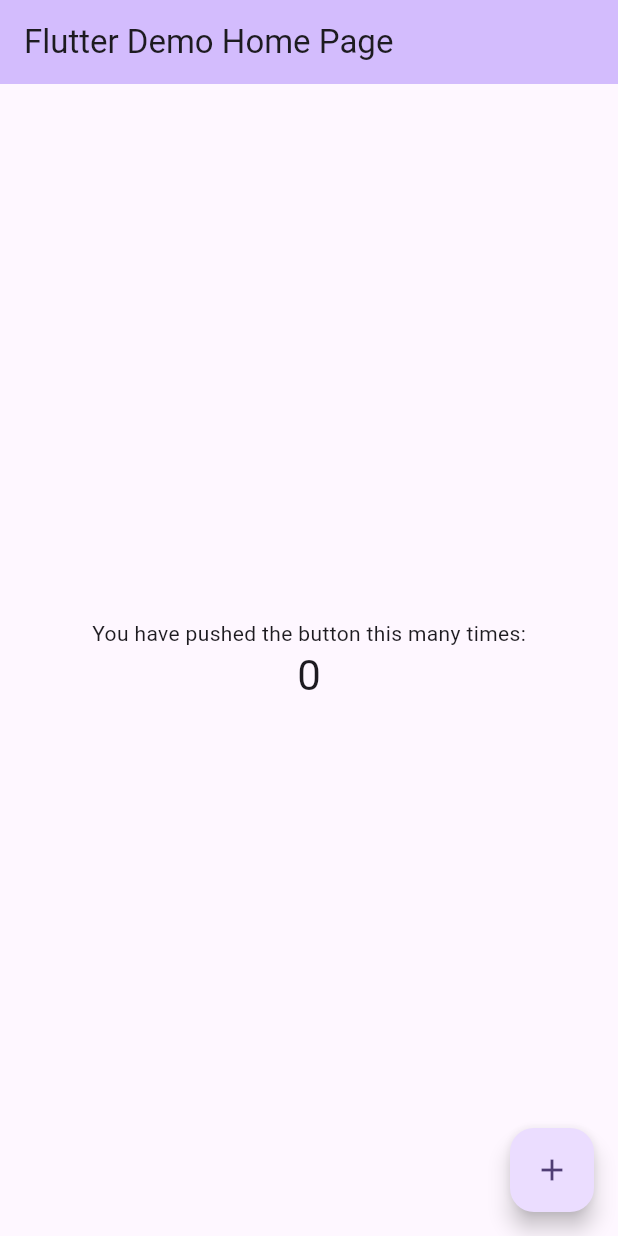
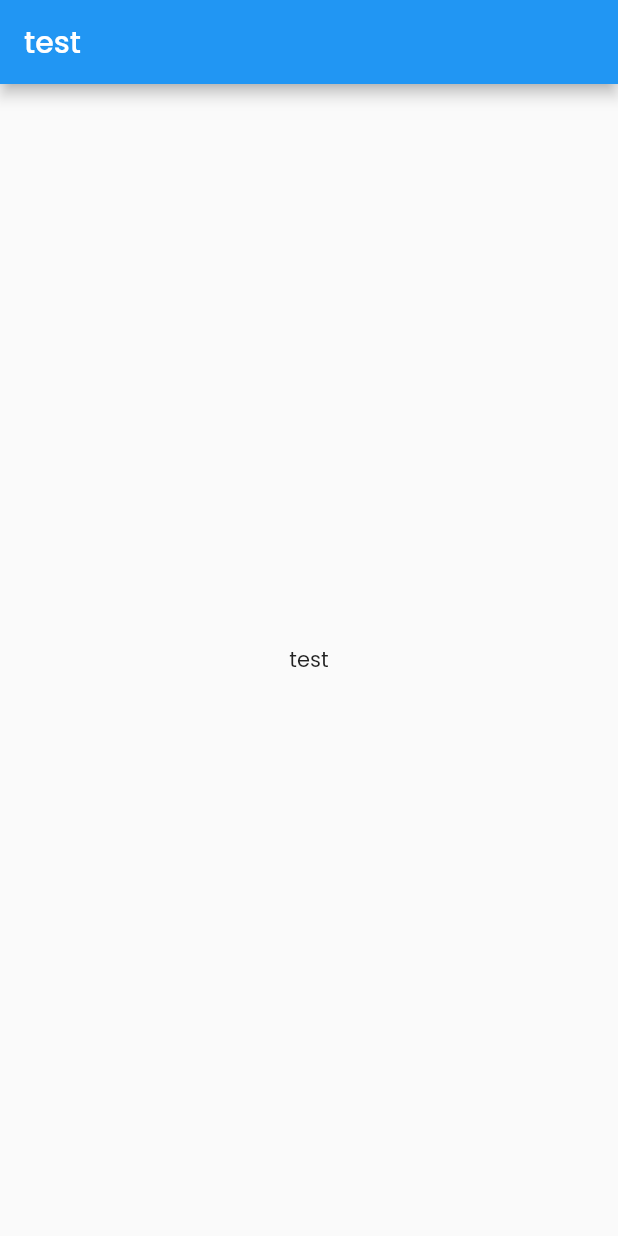
Before and after one commit to kimjiwon506/flutter_01, a Flutter app: the screen it shows after launch, on a phone screen of 412 x 824 dp. Run offline on Flutter 3.47's test engine with Material 2 defaults, Android fonts, the phone set to English and light mode, and no system bars; our stand-ins replace google_fonts.

Commit message:
초기페이지 만들기

```diff
--- a/lib/main.dart
+++ b/lib/main.dart
@@ -1,125 +1,31 @@
 import 'package:flutter/material.dart';
+import 'package:google_fonts/google_fonts.dart';
 
 void main() {
-  runApp(const MyApp());
+  runApp(MyApp());
 }
 
 class MyApp extends StatelessWidget {
-  const MyApp({super.key});
-
-  // This widget is the root of your application.
   @override
   Widget build(BuildContext context) {
     return MaterialApp(
-      title: 'Flutter Demo',
-      theme: ThemeData(
-        // This is the theme of your application.
-        //
-        // TRY THIS: Try running your application with "flutter run". You'll see
-        // the application has a blue toolbar. Then, without quitting the app,
-        // try changing the seedColor in the colorScheme below to Colors.green
-        // and then invoke "hot reload" (save your changes or press the "hot
-        // reload" button in a Flutter-supported IDE, or press "r" if you used
-        // the command line to start the app).
-        //
-        // Notice that the counter didn't reset back to zero; the application
-        // state is not lost during the reload. To reset the state, use hot
-        // restart instead.
-        //
-        // This works for code too, not just values: Most code changes can be
-        // tested with just a hot reload.
-        colorScheme: ColorScheme.fromSeed(seedColor: Colors.deepPurple),
-        useMaterial3: true,
-      ),
-      home: const MyHomePage(title: 'Flutter Demo Home Page'),
+      debugShowCheckedModeBanner: false,
+      theme: ThemeData(fontFamily: GoogleFonts.poppins().fontFamily),
+      home: MyHomePage(),
     );
   }
 }
 
-class MyHomePage extends StatefulWidget {
-  const MyHomePage({super.key, required this.title});
-
-  // This widget is the home page of your application. It is stateful, meaning
-  // that it has a State object (defined below) that contains fields that affect
-  // how it looks.
-
-  // This class is the configuration for the state. It holds the values (in this
-  // case the title) provided by the parent (in this case the App widget) and
-  // used by the build method of the State. Fields in a Widget subclass are
-  // always marked "final".
-
-  final String title;
-
-  @override
-  State<MyHomePage> createState() => _MyHomePageState();
-}
-
-class _MyHomePageState extends State<MyHomePage> {
-  int _counter = 0;
-
-  void _incrementCounter() {
-    setState(() {
-      // This call to setState tells the Flutter framework that something has
-      // changed in this State, which causes it to rerun the build method below
-      // so that the display can reflect the updated values. If we changed
-      // _counter without calling setState(), then the build method would not be
-      // called again, and so nothing would appear to happen.
-      _counter++;
-    });
-  }
+class MyHomePage extends StatelessWidget {
+  const MyHomePage({super.key});
 
   @override
   Widget build(BuildContext context) {
-    // This method is rerun every time setState is called, for instance as done
-    // by the _incrementCounter method above.
-    //
-    // The Flutter framework has been optimized to make rerunning build methods
-    // fast, so that you can just rebuild anything that needs updating rather
-    // than having to individually change instances of widgets.
     return Scaffold(
       appBar: AppBar(
-        // TRY THIS: Try changing the color here to a specific color (to
-        // Colors.amber, perhaps?) and trigger a hot reload to see the AppBar
-        // change color while the other colors stay the same.
-        backgroundColor: Theme.of(context).colorScheme.inversePrimary,
-        // Here we take the value from the MyHomePage object that was created by
-        // the App.build method, and use it to set our appbar title.
-        title: Text(widget.title),
+        title: Text('test'),
       ),
-      body: Center(
-        // Center is a layout widget. It takes a single child and positions it
-        // in the middle of the parent.
-        child: Column(
-          // Column is also a layout widget. It takes a list of children and
-          // arranges them vertically. By default, it sizes itself to fit its
-          // children horizontally, and tries to be as tall as its parent.
-          //
-          // Column has various properties to control how it sizes itself and
-          // how it positions its children. Here we use mainAxisAlignment to
-          // center the children vertically; the main axis here is the vertical
-          // axis because Columns are vertical (the cross axis would be
-          // horizontal).
-          //
-          // TRY THIS: Invoke "debug painting" (choose the "Toggle Debug Paint"
-          // action in the IDE, or press "p" in the console), to see the
-          // wireframe for each widget.
-          mainAxisAlignment: MainAxisAlignment.center,
-          children: <Widget>[
-            const Text(
-              'You have pushed the button this many times:',
-            ),
-            Text(
-              '$_counter',
-              style: Theme.of(context).textTheme.headlineMedium,
-            ),
-          ],
-        ),
-      ),
-      floatingActionButton: FloatingActionButton(
-        onPressed: _incrementCounter,
-        tooltip: 'Increment',
-        child: const Icon(Icons.add),
-      ), // This trailing comma makes auto-formatting nicer for build methods.
+      body: Center(child: Text('test')),
     );
   }
 }
--- a/pubspec.yaml
+++ b/pubspec.yaml
@@ -35,6 +35,7 @@ dependencies:
   # The following adds the Cupertino Icons font to your application.
   # Use with the CupertinoIcons class for iOS style icons.
   cupertino_icons: ^1.0.2
+  google_fonts: ^4.0.4
 
 dev_dependencies:
   flutter_test:
@@ -59,9 +60,8 @@ flutter:
   uses-material-design: true
 
   # To add assets to your application, add an assets section, like this:
-  # assets:
-  #   - images/a_dot_burr.jpeg
-  #   - images/a_dot_ham.jpeg
+  assets:
+    - assets/images/
 
   # An image asset can refer to one or more resolution-specific "variants", see
   # https://flutter.dev/assets-and-images/#resolution-aware
```
Also changed, not shown: analysis_options.yaml (+7 -22 lines), pubspec.lock, 2 other files.
